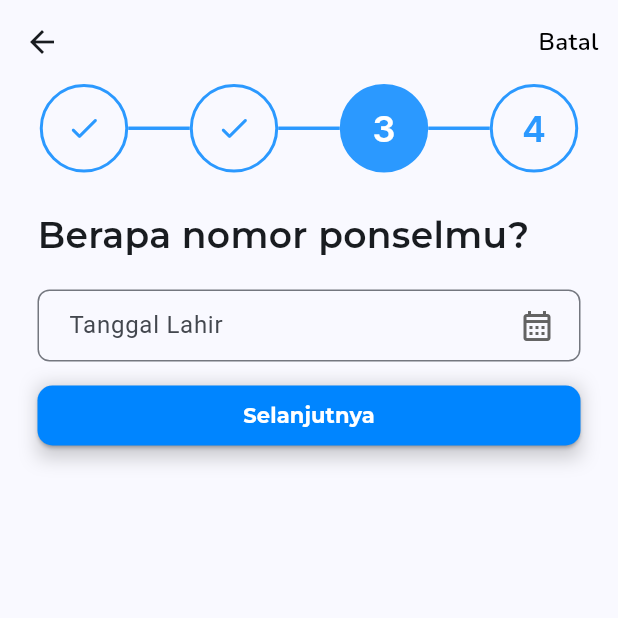
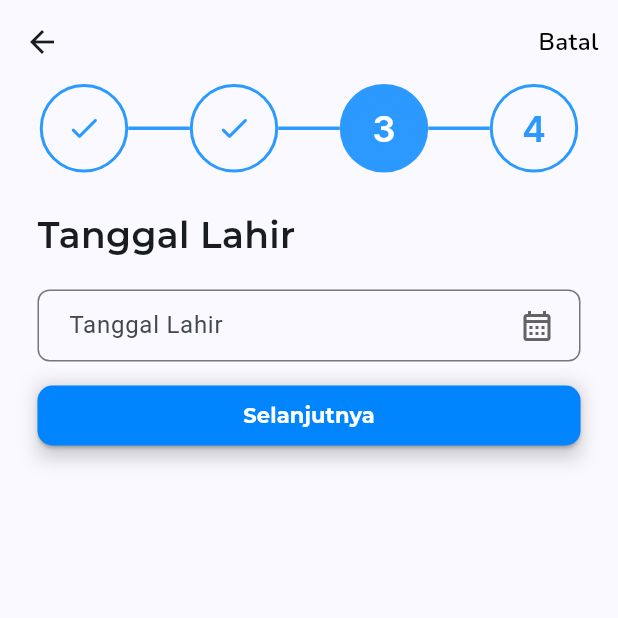
Before and after one commit to Capstone-Mental-Health-Care-Group-6/mobile-capstone, a Flutter app: the FillingProfile3 screen opened directly, on a phone screen of 412 x 824 dp, the top half of it. Run offline on Flutter 3.47's test engine with Material 2 defaults, Android fonts, the phone set to English and light mode, and no system bars; our stand-ins replace dotted_border, flutter_svg, getwidget, google_fonts, smooth_page_indicator, toggle_switch; project files that could hold a hidden picture were left out.

Commit message:
loginsignup/update perbaikan ui

```diff
--- a/lib/view/screen/Register/filling_profile/filling_profile_3_screen.dart
+++ b/lib/view/screen/Register/filling_profile/filling_profile_3_screen.dart
@@ -44,7 +44,7 @@ class _FillingProfile1State extends State<FillingProfile3> {
             Padding(
               padding: const EdgeInsets.only(top: 24, left: 25),
               child: Text(
-                'Berapa nomor ponselmu?',
+                'Tanggal Lahir',
                 style: GoogleFonts.montserrat(
                     fontSize: 24, fontWeight: FontWeight.w600),
               ),
```
